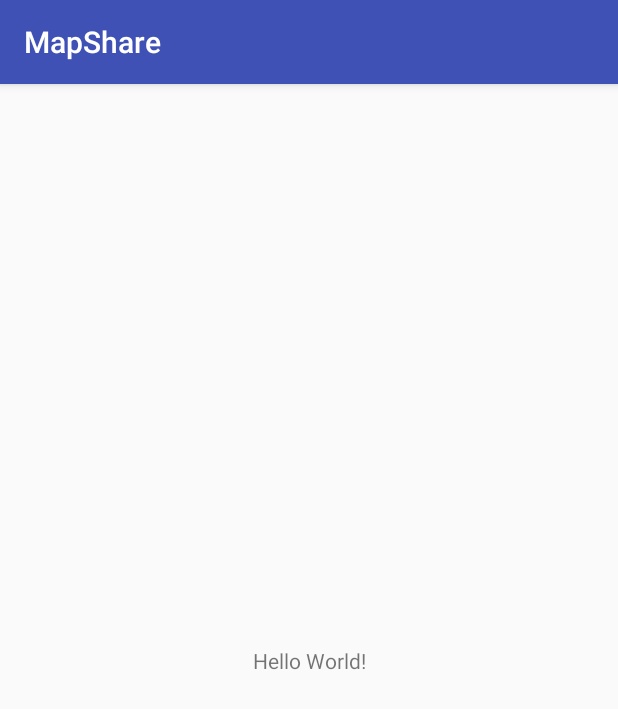
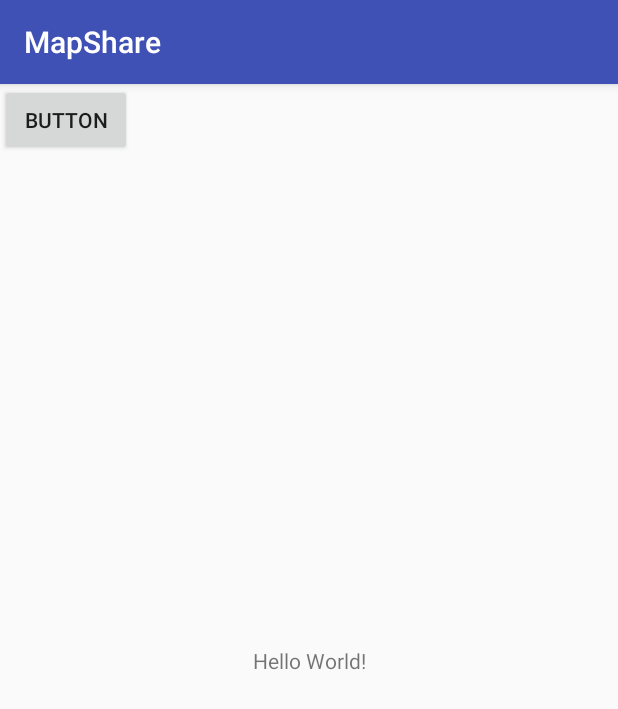
Before and after one commit to willc417/MapShare, an Android app: the screen it shows after launch (MainActivity), on a phone screen of 412 x 824 dp. Shown: the top 709 px of the screen. Run offline under Robolectric (Android 15) with nearby library versions, the phone set to English and light mode, and no system bars.

Commit message:
We added this button to test git.

```diff
--- a/app/src/main/res/layout/activity_main.xml
+++ b/app/src/main/res/layout/activity_main.xml
@@ -15,4 +15,10 @@
         app:layout_constraintRight_toRightOf="parent"
         app:layout_constraintTop_toTopOf="parent" />
 
+    <Button
+        android:layout_width="wrap_content"
+        android:layout_height="wrap_content"
+        android:text="@string/button"
+        />
+
 </android.support.constraint.ConstraintLayout>
--- a/app/src/main/res/values/strings.xml
+++ b/app/src/main/res/values/strings.xml
@@ -1,3 +1,4 @@
 <resources>
     <string name="app_name">MapShare</string>
+    <string name="button">Button</string>
 </resources>
```
